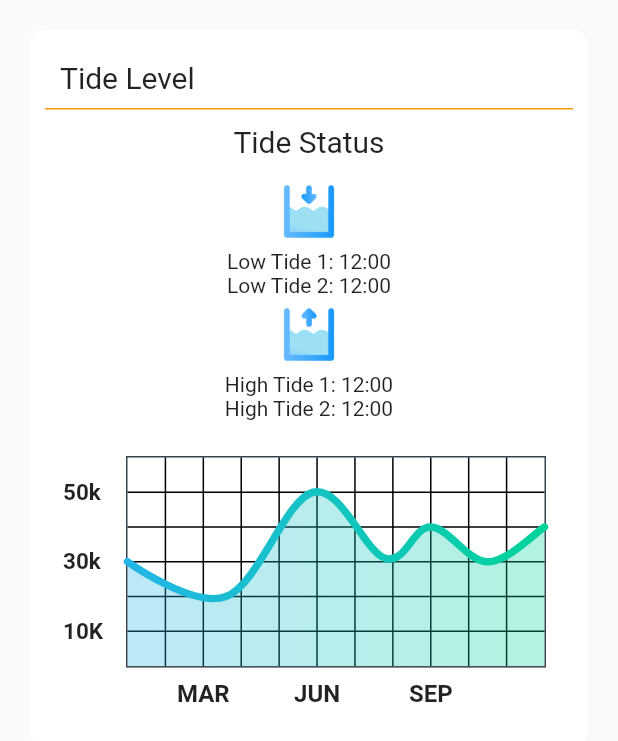
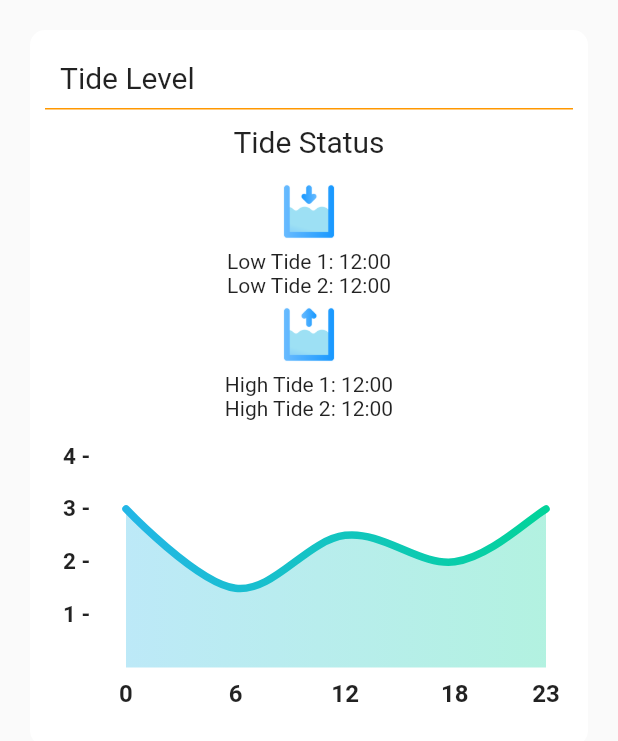
Before and after one commit to RC8182/WheatherApp, a Flutter app: the TideLevelCard widget shown alone on an empty page, opened directly, on a phone screen of 412 x 824 dp. Shown: the top 741 px of the screen. Run offline on Flutter 3.47's test engine with Material 2 defaults, Android fonts, the phone set to English and light mode, and no system bars; drawn by our look-alikes of fl_chart; network calls fail.

Commit message:
setting up tide chart

```diff
--- a/appweather/lib/components/tide_level_card.dart
+++ b/appweather/lib/components/tide_level_card.dart
@@ -64,7 +64,7 @@ class TideLevelCard extends StatelessWidget {
               )
             ],
           ),
-          const TideLevelChart(),
+          TideLevelChart(),
         ],
       ),
     );
--- a/appweather/lib/components/tide_level_card_components/tide_level_cart.dart
+++ b/appweather/lib/components/tide_level_card_components/tide_level_cart.dart
@@ -18,6 +18,13 @@ class _TideLevelChartState extends State<TideLevelChart> {
 
   @override
   Widget build(BuildContext context) {
+    final List<Map<String, dynamic>> data = [
+      {"hora": "04:32", "altura": "0.763", "tipo": "bajamar"},
+      {"hora": "10:42", "altura": "1.836", "tipo": "pleamar"},
+      {"hora": "16:58", "altura": "0.582", "tipo": "bajamar"},
+      {"hora": "23:05", "altura": "1.790", "tipo": "pleamar"}
+    ];
+
     return Stack(
       children: <Widget>[
         AspectRatio(
@@ -30,25 +37,7 @@ class _TideLevelChartState extends State<TideLevelChart> {
               bottom: 12,
             ),
             child: LineChart(
-              showAvg ? avgData() : mainData(),
-            ),
-          ),
-        ),
-        SizedBox(
-          width: 60,
-          height: 34,
-          child: TextButton(
-            onPressed: () {
-              setState(() {
-                showAvg = !showAvg;
-              });
-            },
-            child: Text(
-              'avg',
-              style: TextStyle(
-                fontSize: 12,
-                color: showAvg ? Colors.white.withOpacity(0.5) : Colors.white,
-              ),
+              mainData(),
             ),
           ),
         ),
@@ -63,14 +52,20 @@ class _TideLevelChartState extends State<TideLevelChart> {
     );
     Widget text;
     switch (value.toInt()) {
-      case 2:
-        text = const Text('MAR', style: style);
+      case 0:
+        text = const Text('0', style: style);
         break;
-      case 5:
-        text = const Text('JUN', style: style);
+      case 6:
+        text = const Text('6', style: style);
         break;
-      case 8:
-        text = const Text('SEP', style: style);
+      case 12:
+        text = const Text('12', style: style);
+        break;
+      case 18:
+        text = const Text('18', style: style);
+        break;
+      case 23:
+        text = const Text('23', style: style);
         break;
       default:
         text = const Text('', style: style);
@@ -91,13 +86,16 @@ class _TideLevelChartState extends State<TideLevelChart> {
     String text;
     switch (value.toInt()) {
       case 1:
-        text = '10K';
+        text = '1 -';
+        break;
+      case 2:
+        text = '2 -';
         break;
       case 3:
-        text = '30k';
+        text = '3 -';
         break;
-      case 5:
-        text = '50k';
+      case 4:
+        text = '4 -';
         break;
       default:
         return Container();
@@ -109,7 +107,7 @@ class _TideLevelChartState extends State<TideLevelChart> {
   LineChartData mainData() {
     return LineChartData(
       gridData: FlGridData(
-        show: true,
+        show: false,
         drawVerticalLine: true,
         horizontalInterval: 1,
         verticalInterval: 1,
@@ -152,23 +150,21 @@ class _TideLevelChartState extends State<TideLevelChart> {
         ),
       ),
       borderData: FlBorderData(
-        show: true,
+        show: false,
         border: Border.all(color: const Color(0xff37434d)),
       ),
       minX: 0,
-      maxX: 11,
+      maxX: 23,
       minY: 0,
-      maxY: 6,
+      maxY: 4,
       lineBarsData: [
         LineChartBarData(
           spots: const [
             FlSpot(0, 3),
-            FlSpot(2.6, 2),
-            FlSpot(4.9, 5),
-            FlSpot(6.8, 3.1),
-            FlSpot(8, 4),
-            FlSpot(9.5, 3),
-            FlSpot(11, 4),
+            FlSpot(6, 1.5),
+            FlSpot(12, 2.5),
+            FlSpot(18, 2),
+            FlSpot(23, 3),
           ],
           isCurved: true,
           gradient: LinearGradient(
@@ -191,101 +187,4 @@ class _TideLevelChartState extends State<TideLevelChart> {
       ],
     );
   }
-
-  LineChartData avgData() {
-    return LineChartData(
-      lineTouchData: const LineTouchData(enabled: false),
-      gridData: FlGridData(
-        show: true,
-        drawHorizontalLine: true,
-        verticalInterval: 1,
-        horizontalInterval: 1,
-        getDrawingVerticalLine: (value) {
-          return const FlLine(
-            color: Color(0xff37434d),
-            strokeWidth: 1,
-          );
-        },
-        getDrawingHorizontalLine: (value) {
-          return const FlLine(
-            color: Color(0xff37434d),
-            strokeWidth: 1,
-          );
-        },
-      ),
-      titlesData: FlTitlesData(
-        show: true,
-        bottomTitles: AxisTitles(
-          sideTitles: SideTitles(
-            showTitles: true,
-            reservedSize: 30,
-            getTitlesWidget: bottomTitleWidgets,
-            interval: 1,
-          ),
-        ),
-        leftTitles: AxisTitles(
-          sideTitles: SideTitles(
-            showTitles: true,
-            getTitlesWidget: leftTitleWidgets,
-            reservedSize: 42,
-            interval: 1,
-          ),
-        ),
-        topTitles: const AxisTitles(
-          sideTitles: SideTitles(showTitles: false),
-        ),
-        rightTitles: const AxisTitles(
-          sideTitles: SideTitles(showTitles: false),
-        ),
-      ),
-      borderData: FlBorderData(
-        show: true,
-        border: Border.all(color: const Color(0xff37434d)),
-      ),
-      minX: 0,
-      maxX: 11,
-      minY: 0,
-      maxY: 6,
-      lineBarsData: [
-        LineChartBarData(
-          spots: const [
-            FlSpot(0, 3.44),
-            FlSpot(2.6, 3.44),
-            FlSpot(4.9, 3.44),
-            FlSpot(6.8, 3.44),
-            FlSpot(8, 3.44),
-            FlSpot(9.5, 3.44),
-            FlSpot(11, 3.44),
-          ],
-          isCurved: true,
-          gradient: LinearGradient(
-            colors: [
-              ColorTween(begin: gradientColors[0], end: gradientColors[1])
-                  .lerp(0.2)!,
-              ColorTween(begin: gradientColors[0], end: gradientColors[1])
-                  .lerp(0.2)!,
-            ],
-          ),
-          barWidth: 5,
-          isStrokeCapRound: true,
-          dotData: const FlDotData(
-            show: false,
-          ),
-          belowBarData: BarAreaData(
-            show: true,
-            gradient: LinearGradient(
-              colors: [
-                ColorTween(begin: gradientColors[0], end: gradientColors[1])
-                    .lerp(0.2)!
-                    .withOpacity(0.1),
-                ColorTween(begin: gradientColors[0], end: gradientColors[1])
-                    .lerp(0.2)!
-                    .withOpacity(0.1),
-              ],
-            ),
-          ),
-        ),
-      ],
-    );
-  }
 }
```
